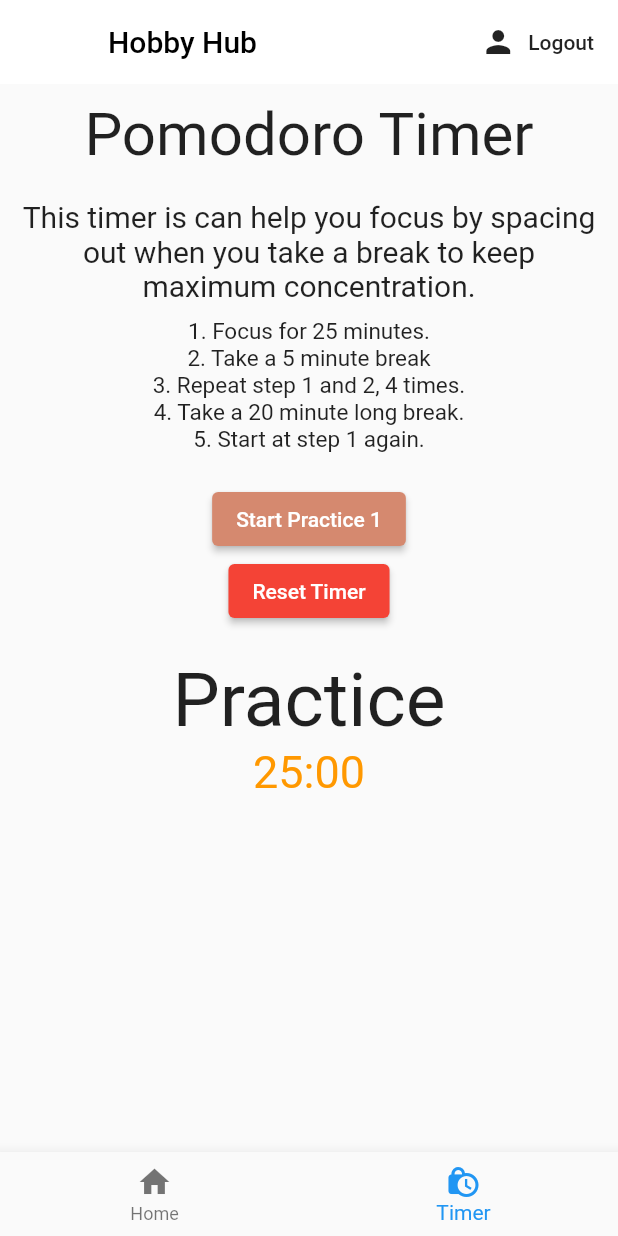
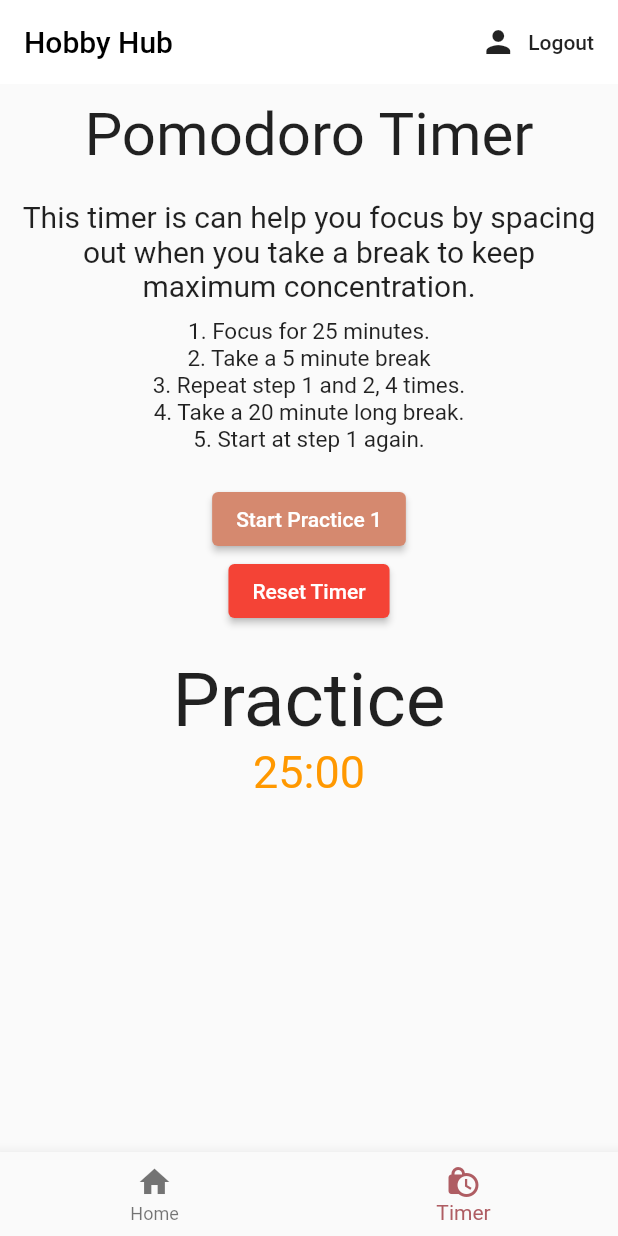
Before and after one commit to JustAnOpossum/Hobby-Hub-CS-371-, a Flutter app: the screen it shows once a user with an empty profile is signed in, item 2 of the bottom bar chosen, on a phone screen of 412 x 824 dp. Run offline on Flutter 3.47's test engine with Material 2 defaults, Android fonts, the phone set to English and light mode, and no system bars; our stand-ins replace firebase_auth, firebase_core; accounts and stored records are empty; network calls fail.

Commit message:
Modified Some theme data

```diff
--- a/app_interface/lib/main.dart
+++ b/app_interface/lib/main.dart
@@ -16,9 +16,6 @@ void main() async {
   runApp(MyApp());
 }
 
-var myTheme =
-    ThemeData(primaryColor: Color(0xFFAF5D63), accentColor: Color(0xFFD5896F));
-
 class MyApp extends StatelessWidget {
   @override
   Widget build(BuildContext context) {
--- /dev/null
+++ b/app_interface/lib/theme.dart
@@ -0,0 +1,4 @@
+import 'package:flutter/material.dart';
+
+var myTheme =
+    ThemeData(primaryColor: Color(0xFFAF5D63), accentColor: Color(0xFFD5896F));
--- a/app_interface/lib/widgets/home.dart
+++ b/app_interface/lib/widgets/home.dart
@@ -3,10 +3,7 @@ import 'package:hobby_hub/widgets/auth.dart';
 
 import '../widgets/timer.dart';
 import '../widgets/calendar.dart';
-import '../widgets/calendar.dart';
-
-var myTheme =
-    ThemeData(primaryColor: Color(0xFFAF5D63), accentColor: Color(0xFFD5896F));
+import '../theme.dart';
 
 void main() {
   runApp(MyApp());
@@ -25,7 +22,6 @@ class MyApp extends StatelessWidget {
 }
 
 //Main Home Page for hobby hub
-
 class Home extends StatefulWidget {
   @override
   _HomeState createState() => _HomeState();
@@ -68,13 +64,11 @@ class _HomeState extends State<Home> {
           //Menu for the diffrent Menu options
         ],
       ),
-      drawer: Drawer(
-          //@@ -106,9 +131,16 @@ class Home extends StatelessWidget {
-          ),
       body: Center(
         child: _widgetOptions.elementAt(_currentIndex),
       ),
       bottomNavigationBar: BottomNavigationBar(
+        selectedItemColor: myTheme.primaryColor,
         currentIndex: _currentIndex,
         items: [
           BottomNavigationBarItem(icon: Icon(Icons.home), label: 'Home'),
--- a/app_interface/lib/widgets/timer.dart
+++ b/app_interface/lib/widgets/timer.dart
@@ -1,7 +1,7 @@
 import 'package:flutter/material.dart';
 import 'dart:async';
 
-import 'package:hobby_hub/main.dart';
+import '../theme.dart';
 
 class TimerPage extends StatelessWidget {
   @override
```
